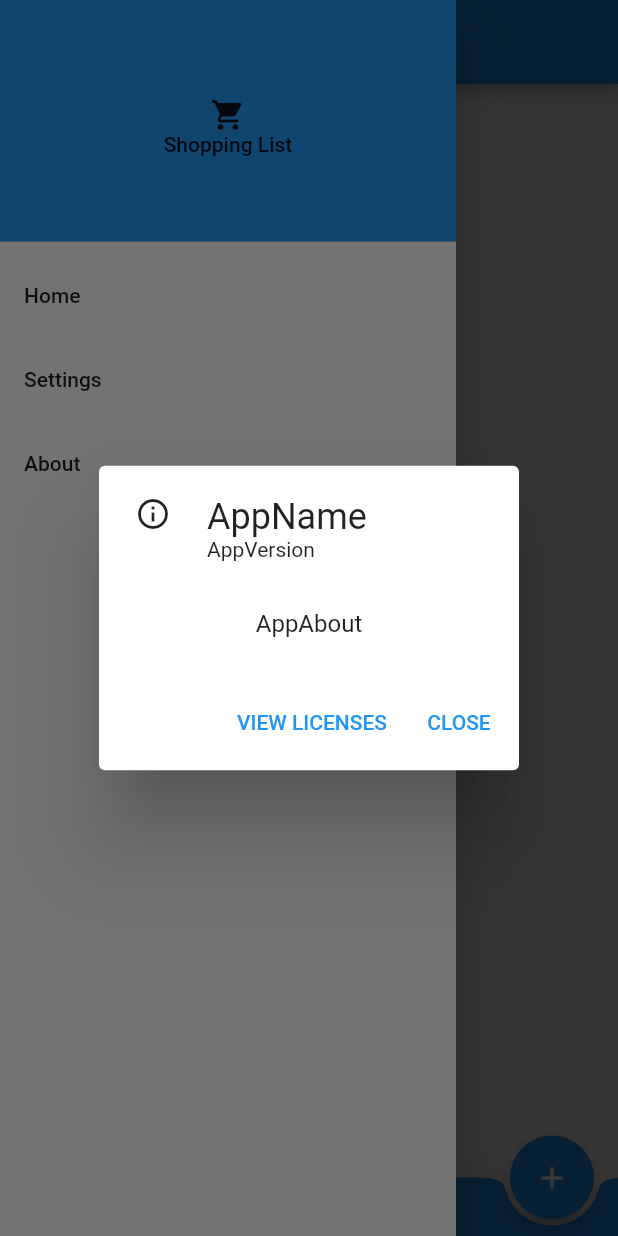
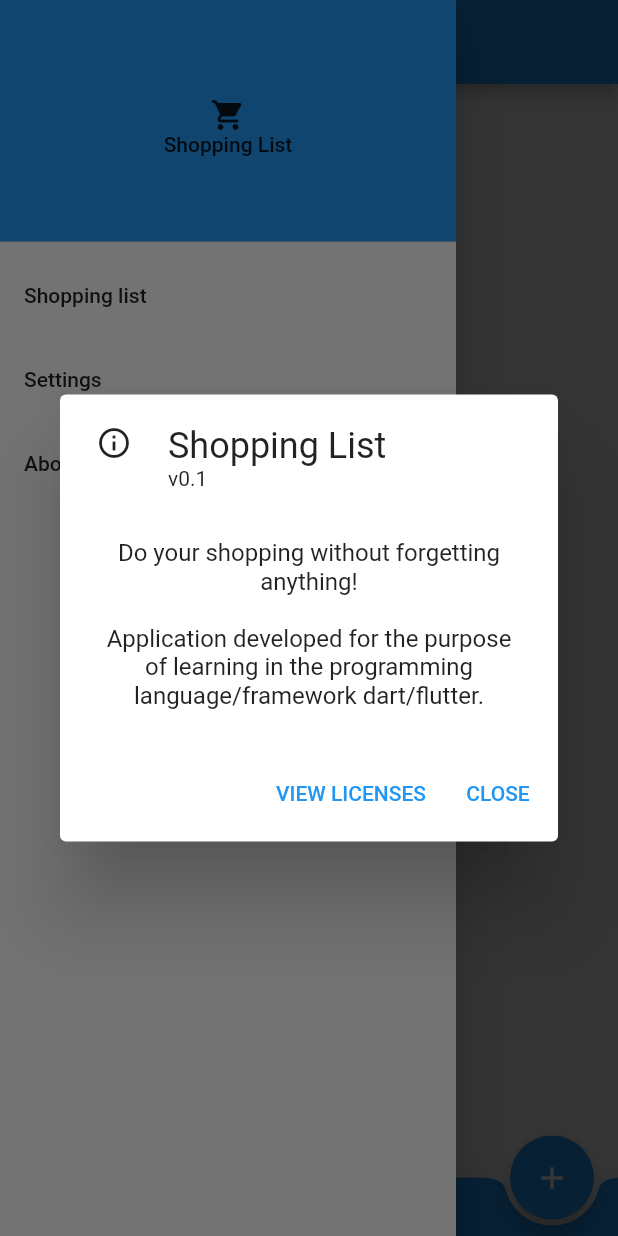
Before and after one commit to BidoOBido/shopping_list, a Flutter app: the screen it shows after launch, in the side drawer, after a tap on "About", on a phone screen of 412 x 824 dp. Run offline on Flutter 3.47's test engine with Material 2 defaults, Android fonts, the phone set to English and light mode, and no system bars; our stand-ins replace flutter_slidable, sprintf.

Commit message:
Add i18n

```diff
--- /dev/null
+++ b/lib/components/app_localizations.dart
@@ -0,0 +1,58 @@
+import 'dart:async';
+import 'dart:convert';
+
+import 'package:flutter/material.dart';
+import 'package:flutter/services.dart';
+import 'package:shopping_list/constants/i18n.dart';
+
+class AppLocalizations {
+  final Locale locale;
+
+  AppLocalizations(this.locale);
+
+  static AppLocalizations? of(BuildContext context) {
+    return Localizations.of<AppLocalizations>(context, AppLocalizations);
+  }
+
+  static const LocalizationsDelegate<AppLocalizations> delegate =
+      _AppLocalizationsDelegate();
+
+  late Map<String, String> _localizedStrings;
+
+  Future<bool> load() async {
+    String jsonString = await rootBundle.loadString(
+        'assets/i18n/${locale.languageCode}_${locale.countryCode}.json');
+    Map<String, dynamic> jsonMap = json.decode(jsonString);
+
+    _localizedStrings = jsonMap.map((key, value) {
+      return MapEntry(key, value.toString());
+    });
+
+    return true;
+  }
+
+  String translate(String key) {
+    return _localizedStrings[key] ?? '<Key: "$key" not found>';
+  }
+}
+
+class _AppLocalizationsDelegate
+    extends LocalizationsDelegate<AppLocalizations> {
+  const _AppLocalizationsDelegate();
+
+  @override
+  bool isSupported(Locale locale) {
+    return I18N.supportedLanguages
+        .contains('${locale.languageCode}_${locale.countryCode}');
+  }
+
+  @override
+  Future<AppLocalizations> load(Locale locale) async {
+    AppLocalizations localizations = new AppLocalizations(locale);
+    await localizations.load();
+    return localizations;
+  }
+
+  @override
+  bool shouldReload(_AppLocalizationsDelegate old) => false;
+}
--- a/lib/components/base/screen.dart
+++ b/lib/components/base/screen.dart
@@ -1,6 +1,7 @@
 import 'dart:ui';
 
 import 'package:flutter/material.dart';
+import 'package:shopping_list/components/app_localizations.dart';
 import 'package:shopping_list/constants/routes.dart';
 
 class ScreenBase extends StatelessWidget {
@@ -44,7 +45,7 @@ class ScreenBase extends StatelessWidget {
                 mainAxisAlignment: MainAxisAlignment.center,
                 children: [
                   Icon(Icons.shopping_cart_rounded),
-                  Text('Shopping List')
+                  Text(AppLocalizations.of(context)!.translate('AppName'))
                 ],
               ),
               decoration: BoxDecoration(
@@ -57,22 +58,27 @@ class ScreenBase extends StatelessWidget {
               itemCount: Routes.menuRoutes.length,
               itemBuilder: (context, index) {
                 return ListTile(
-                  title: Text(Routes.menuRoutes[index].title),
+                  title: Text(AppLocalizations.of(context)!
+                      .translate(Routes.menuRoutes[index].title)),
                   onTap: () => Navigator.pushReplacementNamed(
                       context, Routes.menuRoutes[index].route),
                 );
               },
             ),
             ListTile(
-              title: Text('About'),
+              title: Text(
+                AppLocalizations.of(context)!.translate('About'),
+              ),
               onTap: () => showAboutDialog(
                 context: context,
                 applicationIcon: Icon(Icons.info_outline),
-                applicationName: 'AppName',
-                applicationVersion: 'AppVersion',
+                applicationName:
+                    AppLocalizations.of(context)!.translate('AppName'),
+                applicationVersion:
+                    AppLocalizations.of(context)!.translate('AppVersion'),
                 children: <Widget>[
                   Text(
-                    'AppAbout',
+                    AppLocalizations.of(context)!.translate('AppAbout'),
                     textAlign: TextAlign.center,
                   ),
                 ],
--- /dev/null
+++ b/lib/constants/i18n.dart
@@ -0,0 +1,11 @@
+import 'package:flutter/material.dart';
+
+class I18N {
+  static const suportedLocales = [
+    Locale('en', 'US'),
+    Locale('pt', 'BR'),
+  ];
+
+  static List<String> get supportedLanguages =>
+      suportedLocales.map((e) => '${e.languageCode}_${e.countryCode}').toList();
+}
--- a/lib/constants/routes.dart
+++ b/lib/constants/routes.dart
@@ -1,24 +1,24 @@
 import 'package:flutter/widgets.dart';
 import 'package:shopping_list/models/menu_item.dart';
-import 'package:shopping_list/screens/home.dart';
+import 'package:shopping_list/screens/shopping_list_items.dart';
 import 'package:shopping_list/screens/item.dart';
 import 'package:shopping_list/screens/settings.dart';
 
 class Routes {
-  static const String homeRoute = '/';
+  static const String shoppingListItemsRoute = '/shoppingListItems';
   static const String settingsRoute = '/settings';
   static const String itemsRoute = '/items';
 
   static final Map<String, Widget Function(BuildContext)> routesMap = {
-    homeRoute: (context) => Home(),
+    shoppingListItemsRoute: (context) => ShoppingListItems(),
     settingsRoute: (context) => Settings(),
     itemsRoute: (context) => RegisterItem(),
   };
 
   static final menuRoutes = [
-    MenuItem('Home', homeRoute),
-    MenuItem('Settings', settingsRoute),
+    MenuItem('ShoppingListItemsHeader', shoppingListItemsRoute),
+    MenuItem('SettingsHeader', settingsRoute),
   ];
 
-  static const String initialRoute = homeRoute;
+  static const String initialRoute = shoppingListItemsRoute;
 }
--- a/lib/main.dart
+++ b/lib/main.dart
@@ -1,4 +1,7 @@
 import 'package:flutter/material.dart';
+import 'package:flutter_localizations/flutter_localizations.dart';
+import 'package:shopping_list/components/app_localizations.dart';
+import 'package:shopping_list/constants/i18n.dart';
 import 'package:shopping_list/constants/routes.dart';
 import 'package:provider/provider.dart';
 import 'package:shopping_list/provider/items.dart';
@@ -20,8 +23,25 @@ class ShoppingList extends StatelessWidget {
   @override
   Widget build(BuildContext? context) {
     return MaterialApp(
+      onGenerateTitle: (context) =>
+          AppLocalizations.of(context)!.translate('AppName'),
       initialRoute: Routes.initialRoute,
       routes: Routes.routesMap,
+      supportedLocales: I18N.suportedLocales,
+      localizationsDelegates: [
+        AppLocalizations.delegate,
+        GlobalMaterialLocalizations.delegate,
+        GlobalWidgetsLocalizations.delegate,
+      ],
+      localeResolutionCallback: (locale, supportedLocales) {
+        for (var supportedLocale in supportedLocales) {
+          if (supportedLocale.languageCode == locale?.languageCode &&
+              supportedLocale.countryCode == locale?.countryCode) {
+            return supportedLocale;
+          }
+        }
+        return supportedLocales.first;
+      },
     );
   }
 }
--- a/lib/screens/settings.dart
+++ b/lib/screens/settings.dart
@@ -1,11 +1,12 @@
 import 'package:flutter/material.dart';
+import 'package:shopping_list/components/app_localizations.dart';
 import 'package:shopping_list/components/base/screen.dart';
 
 class Settings extends StatelessWidget {
   @override
   Widget build(BuildContext context) {
     return ScreenBase(
-      headerTitle: "Settings",
+      headerTitle: AppLocalizations.of(context)!.translate('SettingsHeader'),
       body: Center(
         child: Text("There's no settings yet"),
       ),
--- a/lib/screens/home.dart
+++ b/lib/screens/shopping_list_items.dart
@@ -1,36 +1,41 @@
 import 'package:flutter/material.dart';
-import 'package:intl/intl.dart';
 import 'package:provider/provider.dart';
+import 'package:shopping_list/components/app_localizations.dart';
 import 'package:shopping_list/components/base/screen.dart';
 import 'package:shopping_list/components/formater.dart';
 import 'package:shopping_list/constants/routes.dart';
 import 'package:shopping_list/models/item.dart';
 import 'package:shopping_list/provider/items.dart';
 import 'package:flutter_slidable/flutter_slidable.dart';
+import 'package:sprintf/sprintf.dart';
 
-class Home extends StatelessWidget {
+class ShoppingListItems extends StatelessWidget {
   @override
   Widget build(BuildContext context) {
     return Consumer<ItemsProvider>(
-      builder: (context, value, child) => ScreenBase(
-        headerTitle: 'Home Page',
+      builder: (context, itemsProvider, child) => ScreenBase(
+        headerTitle:
+            AppLocalizations.of(context)!.translate('ShoppingListItemsHeader'),
         drawer: true,
         body: ListView.builder(
-          itemCount: value.items.length,
+          itemCount: itemsProvider.items.length,
           itemBuilder: (context, index) {
-            Item item = value.items[index];
+            Item item = itemsProvider.items[index];
 
             var actions = [
               IconSlideAction(
-                caption: (item.purchased ? 'Undo' : 'Purchase'),
+                caption: (item.purchased
+                    ? AppLocalizations.of(context)!.translate('Undo')
+                    : AppLocalizations.of(context)!.translate('Buy')),
                 color: item.purchased ? Colors.yellow : Colors.green,
                 icon: item.purchased
                     ? Icons.remove_shopping_cart_rounded
                     : Icons.add_shopping_cart_rounded,
-                onTap: () => value.changePurchase(item, !item.purchased),
+                onTap: () =>
+                    itemsProvider.changePurchase(item, !item.purchased),
               ),
               IconSlideAction(
-                caption: 'Edit',
+                caption: AppLocalizations.of(context)!.translate('Edit'),
                 color: Colors.blue,
                 icon: Icons.edit,
                 onTap: () => Navigator.pushNamed(
@@ -43,10 +48,10 @@ class Home extends StatelessWidget {
 
             var secondaryActions = [
               IconSlideAction(
-                caption: 'Remove',
+                caption: AppLocalizations.of(context)!.translate('Remove'),
                 color: Colors.red,
                 icon: Icons.edit,
-                onTap: () => value.remove(item),
+                onTap: () => itemsProvider.remove(item),
               ),
             ];
 
@@ -63,7 +68,7 @@ class Home extends StatelessWidget {
                 ),
                 subtitle: Center(
                   child: Text(
-                    _getSubtitle(item),
+                    _getSubtitle(context, item),
                     style: _getLineThrough(item),
                   ),
                 ),
@@ -72,7 +77,8 @@ class Home extends StatelessWidget {
                   Routes.itemsRoute,
                   arguments: index,
                 ),
-                onLongPress: () => value.changePurchase(item, !item.purchased),
+                onLongPress: () =>
+                    itemsProvider.changePurchase(item, !item.purchased),
               ),
               actions: actions,
               secondaryActions: secondaryActions,
@@ -92,7 +98,8 @@ class Home extends StatelessWidget {
           child: Padding(
             padding: const EdgeInsets.symmetric(horizontal: 32, vertical: 8),
             child: Text(
-              'Total: R\$ ${Formater.formatCurrency(value.total)}',
+              sprintf(AppLocalizations.of(context)!.translate('TotalString'),
+                  [Formater.formatCurrency(itemsProvider.total)]),
               style: Theme.of(context).textTheme.headline6,
             ),
           ),
@@ -112,6 +119,14 @@ TextStyle? _getLineThrough(Item value) {
   return null;
 }
 
-String _getSubtitle(Item item) {
-  return "${item.unit.formatQuantity(item.quantity)} ${item.unit.abbreviation} x R\$${Formater.formatCurrency(item.price)} = R\$${Formater.formatCurrency(item.quantity * item.price)}";
+String _getSubtitle(BuildContext context, Item item) {
+  return sprintf(
+    AppLocalizations.of(context)!.translate('SubtitleString'),
+    [
+      item.unit.formatQuantity(item.quantity),
+      item.unit.abbreviation,
+      Formater.formatCurrency(item.price),
+      Formater.formatCurrency(item.quantity * item.price)
+    ],
+  );
 }
--- a/pubspec.yaml
+++ b/pubspec.yaml
@@ -16,10 +16,16 @@ dependencies:
   provider: ^5.0.0
   intl: ^0.17.0
   flutter_slidable: ^0.6.0-nullsafety.0
+  sprintf:  ^6.0.0
 
 dev_dependencies:
   flutter_test:
     sdk: flutter
+  flutter_localizations:
+    sdk: flutter
 
 flutter:
   uses-material-design: true
+  assets:
+    - assets/i18n/en_US.json
+    - assets/i18n/pt_BR.json
```
Also changed, not shown: assets/i18n/en_US.json (added, +28 -0 lines), assets/i18n/pt_BR.json (added, +28 -0 lines), lib/screens/item.dart (+32 -19 lines).
